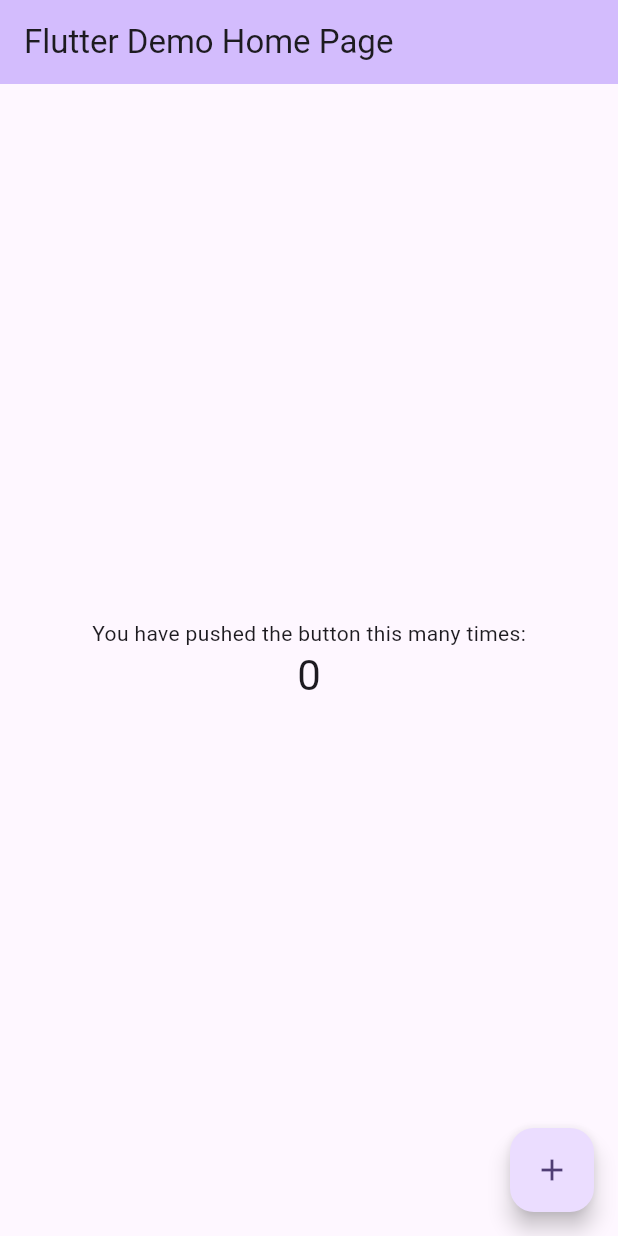
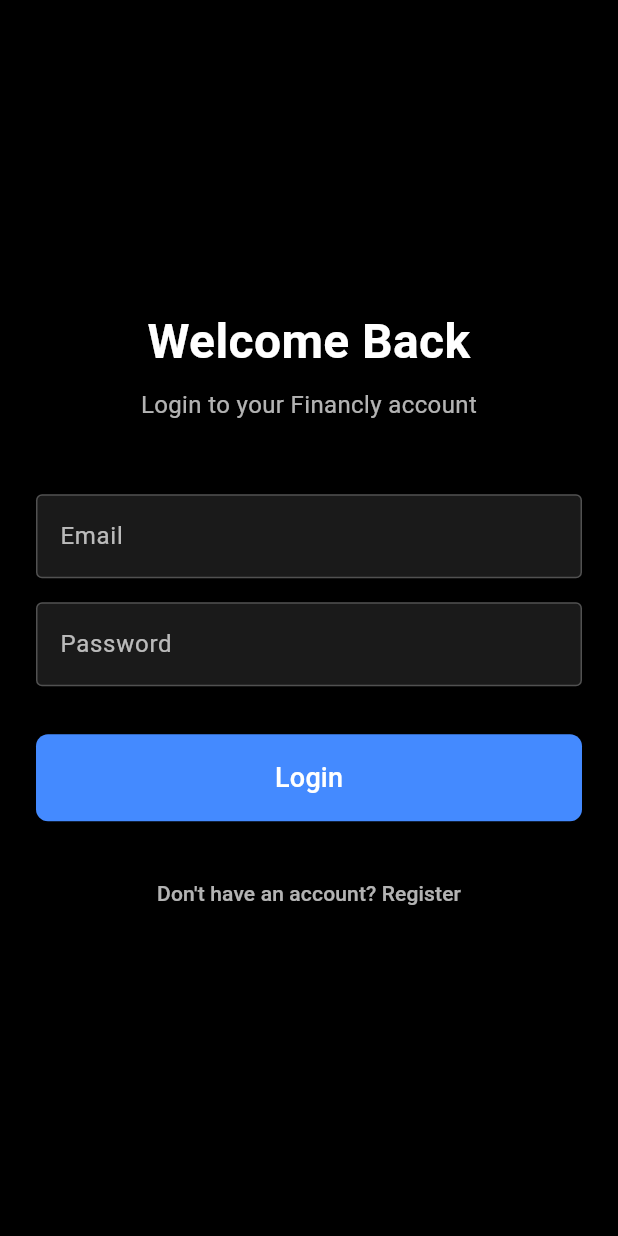
Before and after one commit to DanishDarga/Finance_App, a Flutter app: the screen it shows after launch, on a phone screen of 412 x 824 dp. Run offline on Flutter 3.47's test engine with Material 3 defaults, Android fonts, the phone set to English and light mode, and no system bars; our stand-ins replace firebase_auth, firebase_core; accounts and stored records are empty.

```diff
--- /dev/null
+++ b/lib/auth_gate.dart
@@ -0,0 +1,29 @@
+import 'package:firebase_auth/firebase_auth.dart';
+import 'package:flutter/material.dart';
+import 'home_page.dart';
+import 'login_page.dart';
+
+class AuthGate extends StatelessWidget {
+  const AuthGate({super.key});
+
+  @override
+  Widget build(BuildContext context) {
+    return StreamBuilder<User?>(
+      stream: FirebaseAuth.instance.authStateChanges(),
+      builder: (context, snapshot) {
+        // User is not signed in
+        if (!snapshot.hasData) {
+          return const LoginPage();
+        }
+
+        // Show loading indicator while checking auth state
+        if (snapshot.connectionState == ConnectionState.waiting) {
+          return const Center(child: CircularProgressIndicator());
+        }
+
+        // User is signed in
+        return const HomePage();
+      },
+    );
+  }
+}
--- /dev/null
+++ b/lib/auth_services.dart
@@ -0,0 +1,41 @@
+import 'package:firebase_auth/firebase_auth.dart';
+
+class AuthService {
+  final FirebaseAuth _auth = FirebaseAuth.instance;
+
+  // Stream for auth state changes
+  Stream<User?> get user => _auth.authStateChanges();
+
+  // Sign in with email and password
+  Future<User?> signIn(String email, String password) async {
+    try {
+      UserCredential result = await _auth.signInWithEmailAndPassword(
+        email: email,
+        password: password,
+      );
+      return result.user;
+    } on FirebaseAuthException catch (e) {
+      // Re-throw the exception to be caught by the UI
+      throw e;
+    }
+  }
+
+  // Register with email and password
+  Future<User?> register(String email, String password) async {
+    try {
+      UserCredential result = await _auth.createUserWithEmailAndPassword(
+        email: email,
+        password: password,
+      );
+      return result.user;
+    } on FirebaseAuthException catch (e) {
+      // Re-throw the exception to be caught by the UI
+      throw e;
+    }
+  }
+
+  // Sign out
+  Future<void> signOut() async {
+    await _auth.signOut();
+  }
+}
--- /dev/null
+++ b/lib/login_page.dart
@@ -0,0 +1,170 @@
+import 'package:firebase_auth/firebase_auth.dart';
+import 'package:flutter/material.dart';
+import 'registration_page.dart';
+import 'auth_services.dart';
+
+class LoginPage extends StatefulWidget {
+  const LoginPage({super.key});
+
+  @override
+  State<LoginPage> createState() => _LoginPageState();
+}
+
+class _LoginPageState extends State<LoginPage> {
+  final _formKey = GlobalKey<FormState>();
+  final _emailController = TextEditingController();
+  final _passwordController = TextEditingController();
+  final AuthService _authService = AuthService();
+  bool _isLoading = false;
+
+  @override
+  void dispose() {
+    _emailController.dispose();
+    _passwordController.dispose();
+    super.dispose();
+  }
+
+  void _login() async {
+    if (_formKey.currentState?.validate() ?? false) {
+      setState(() {
+        _isLoading = true;
+      });
+      try {
+        await _authService.signIn(
+          _emailController.text,
+          _passwordController.text,
+        );
+        // Navigation will be handled by AuthGate
+      } on FirebaseAuthException catch (e) {
+        ScaffoldMessenger.of(context).showSnackBar(
+          SnackBar(
+            content: Text(e.message ?? 'Login failed. Please try again.'),
+            backgroundColor: Colors.red,
+          ),
+        );
+      } finally {
+        if (mounted) {
+          setState(() {
+            _isLoading = false;
+          });
+        }
+      }
+    }
+  }
+
+  void _navigateToRegister() {
+    Navigator.push(
+      context,
+      MaterialPageRoute(builder: (context) => const RegistrationPage()),
+    );
+  }
+
+  @override
+  Widget build(BuildContext context) {
+    return Scaffold(
+      backgroundColor: Colors.black,
+      body: Center(
+        child: SingleChildScrollView(
+          padding: const EdgeInsets.all(24.0),
+          child: Form(
+            key: _formKey,
+            child: Column(
+              mainAxisAlignment: MainAxisAlignment.center,
+              crossAxisAlignment: CrossAxisAlignment.stretch,
+              children: [
+                const Text(
+                  'Welcome Back',
+                  textAlign: TextAlign.center,
+                  style: TextStyle(
+                    fontSize: 32,
+                    fontWeight: FontWeight.bold,
+                    color: Colors.white,
+                  ),
+                ),
+                const SizedBox(height: 8),
+                const Text(
+                  'Login to your Financly account',
+                  textAlign: TextAlign.center,
+                  style: TextStyle(fontSize: 16, color: Colors.white70),
+                ),
+                const SizedBox(height: 48),
+                TextFormField(
+                  controller: _emailController,
+                  style: const TextStyle(color: Colors.white),
+                  validator: (value) {
+                    if (value == null || !value.contains('@')) {
+                      return 'Please enter a valid email';
+                    }
+                    return null;
+                  },
+                  keyboardType: TextInputType.emailAddress,
+                  decoration: const InputDecoration(
+                    labelText: 'Email',
+                    labelStyle: TextStyle(color: Colors.white70),
+                    filled: true,
+                    fillColor: Colors.white10,
+                    enabledBorder: OutlineInputBorder(
+                      borderSide: BorderSide(color: Colors.white24),
+                    ),
+                    focusedBorder: OutlineInputBorder(
+                      borderSide: BorderSide(color: Colors.white),
+                    ),
+                  ),
+                ),
+                const SizedBox(height: 16),
+                TextFormField(
+                  controller: _passwordController,
+                  obscureText: true,
+                  style: const TextStyle(color: Colors.white),
+                  validator: (value) {
+                    if (value == null || value.length < 6) {
+                      return 'Password must be at least 6 characters';
+                    }
+                    return null;
+                  },
+                  decoration: const InputDecoration(
+                    labelText: 'Password',
+                    labelStyle: TextStyle(color: Colors.white70),
+                    filled: true,
+                    fillColor: Colors.white10,
+                    enabledBorder: OutlineInputBorder(
+                      borderSide: BorderSide(color: Colors.white24),
+                    ),
+                    focusedBorder: OutlineInputBorder(
+                      borderSide: BorderSide(color: Colors.white),
+                    ),
+                  ),
+                ),
+                const SizedBox(height: 32),
+                _isLoading
+                    ? const Center(child: CircularProgressIndicator())
+                    : ElevatedButton(
+                        onPressed: _login,
+                        style: ElevatedButton.styleFrom(
+                          backgroundColor: Colors.blueAccent,
+                          padding: const EdgeInsets.symmetric(vertical: 16),
+                          shape: RoundedRectangleBorder(
+                            borderRadius: BorderRadius.circular(8),
+                          ),
+                        ),
+                        child: const Text(
+                          'Login',
+                          style: TextStyle(fontSize: 18, color: Colors.white),
+                        ),
+                      ),
+                const SizedBox(height: 24),
+                TextButton(
+                  onPressed: _navigateToRegister,
+                  child: const Text(
+                    "Don't have an account? Register",
+                    style: TextStyle(color: Colors.white70),
+                  ),
+                ),
+              ],
+            ),
+          ),
+        ),
+      ),
+    );
+  }
+}
--- a/lib/main.dart
+++ b/lib/main.dart
@@ -1,122 +1,27 @@
 import 'package:flutter/material.dart';
+import 'auth_gate.dart';
+import 'splash_screen.dart'; // Keep splash screen for initial launch
+import 'package:firebase_core/firebase_core.dart';
+import 'firebase_options.dart';
 
-void main() {
-  runApp(const MyApp());
+void main() async {
+  WidgetsFlutterBinding.ensureInitialized();
+  await Firebase.initializeApp(options: DefaultFirebaseOptions.currentPlatform);
+  runApp(const FinanclyApp());
 }
 
-class MyApp extends StatelessWidget {
-  const MyApp({super.key});
+class FinanclyApp extends StatelessWidget {
+  const FinanclyApp({super.key});
 
-  // This widget is the root of your application.
   @override
   Widget build(BuildContext context) {
     return MaterialApp(
-      title: 'Flutter Demo',
+      debugShowCheckedModeBanner: false,
+      title: 'Financly',
       theme: ThemeData(
-        // This is the theme of your application.
-        //
-        // TRY THIS: Try running your application with "flutter run". You'll see
-        // the application has a purple toolbar. Then, without quitting the app,
-        // try changing the seedColor in the colorScheme below to Colors.green
-        // and then invoke "hot reload" (save your changes or press the "hot
-        // reload" button in a Flutter-supported IDE, or press "r" if you used
-        // the command line to start the app).
-        //
-        // Notice that the counter didn't reset back to zero; the application
-        // state is not lost during the reload. To reset the state, use hot
-        // restart instead.
-        //
-        // This works for code too, not just values: Most code changes can be
-        // tested with just a hot reload.
-        colorScheme: ColorScheme.fromSeed(seedColor: Colors.deepPurple),
+        primarySwatch: Colors.blue, // We'll use your cursive font
       ),
-      home: const MyHomePage(title: 'Flutter Demo Home Page'),
+      home: const SplashScreen(),
     );
   }
 }
-
-class MyHomePage extends StatefulWidget {
-  const MyHomePage({super.key, required this.title});
-
-  // This widget is the home page of your application. It is stateful, meaning
-  // that it has a State object (defined below) that contains fields that affect
-  // how it looks.
-
-  // This class is the configuration for the state. It holds the values (in this
-  // case the title) provided by the parent (in this case the App widget) and
-  // used by the build method of the State. Fields in a Widget subclass are
-  // always marked "final".
-
-  final String title;
-
-  @override
-  State<MyHomePage> createState() => _MyHomePageState();
-}
-
-class _MyHomePageState extends State<MyHomePage> {
-  int _counter = 0;
-
-  void _incrementCounter() {
-    setState(() {
-      // This call to setState tells the Flutter framework that something has
-      // changed in this State, which causes it to rerun the build method below
-      // so that the display can reflect the updated values. If we changed
-      // _counter without calling setState(), then the build method would not be
-      // called again, and so nothing would appear to happen.
-      _counter++;
-    });
-  }
-
-  @override
-  Widget build(BuildContext context) {
-    // This method is rerun every time setState is called, for instance as done
-    // by the _incrementCounter method above.
-    //
-    // The Flutter framework has been optimized to make rerunning build methods
-    // fast, so that you can just rebuild anything that needs updating rather
-    // than having to individually change instances of widgets.
-    return Scaffold(
-      appBar: AppBar(
-        // TRY THIS: Try changing the color here to a specific color (to
-        // Colors.amber, perhaps?) and trigger a hot reload to see the AppBar
-        // change color while the other colors stay the same.
-        backgroundColor: Theme.of(context).colorScheme.inversePrimary,
-        // Here we take the value from the MyHomePage object that was created by
-        // the App.build method, and use it to set our appbar title.
-        title: Text(widget.title),
-      ),
-      body: Center(
-        // Center is a layout widget. It takes a single child and positions it
-        // in the middle of the parent.
-        child: Column(
-          // Column is also a layout widget. It takes a list of children and
-          // arranges them vertically. By default, it sizes itself to fit its
-          // children horizontally, and tries to be as tall as its parent.
-          //
-          // Column has various properties to control how it sizes itself and
-          // how it positions its children. Here we use mainAxisAlignment to
-          // center the children vertically; the main axis here is the vertical
-          // axis because Columns are vertical (the cross axis would be
-          // horizontal).
-          //
-          // TRY THIS: Invoke "debug painting" (choose the "Toggle Debug Paint"
-          // action in the IDE, or press "p" in the console), to see the
-          // wireframe for each widget.
-          mainAxisAlignment: MainAxisAlignment.center,
-          children: <Widget>[
-            const Text('You have pushed the button this many times:'),
-            Text(
-              '$_counter',
-              style: Theme.of(context).textTheme.headlineMedium,
-            ),
-          ],
-        ),
-      ),
-      floatingActionButton: FloatingActionButton(
-        onPressed: _incrementCounter,
-        tooltip: 'Increment',
-        child: const Icon(Icons.add),
-      ), // This trailing comma makes auto-formatting nicer for build methods.
-    );
-  }
-}
```
Also changed, not shown: lib/home_page.dart (added, +133 -0 lines), lib/registration_page.dart (added, +162 -0 lines), lib/splash_screen.dart (added, +57 -0 lines), pubspec.yaml (+11 -15 lines), assets/fonts/DancingScript-Regular.ttf (added), firebase.json (added), lib/firebase_options.dart (added), pubspec.lock, 7 other files.
